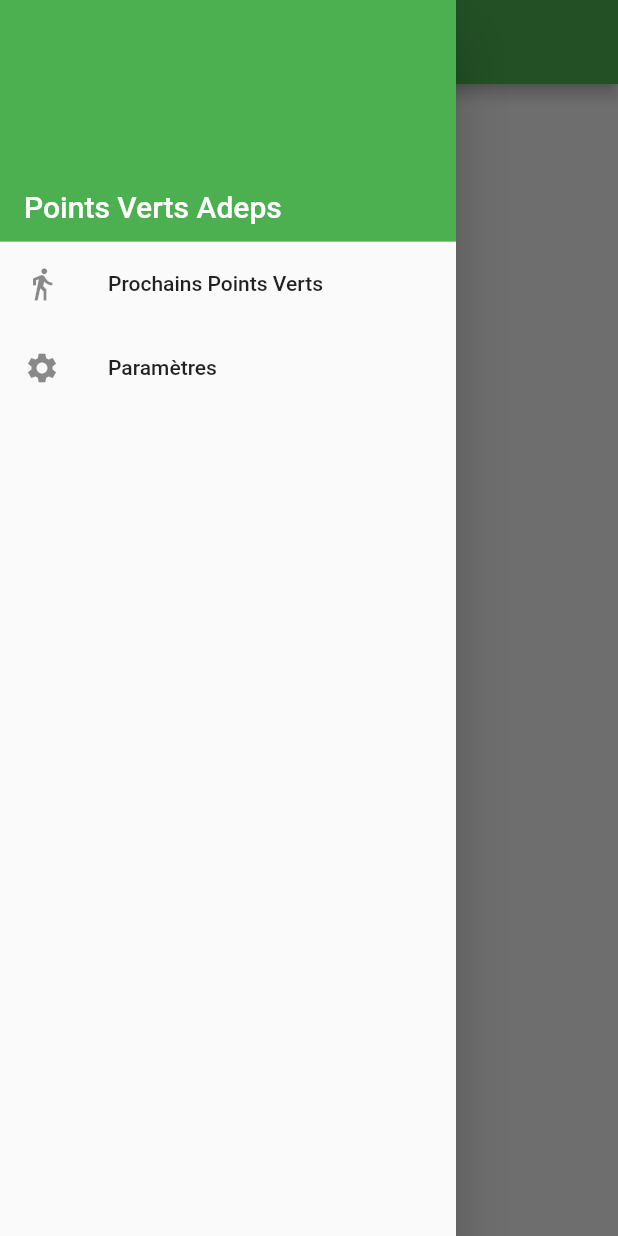
After one commit to etnic-elab/points_verts, a Flutter app: the Settings screen opened directly, with the side drawer open, on a phone screen of 412 x 824 dp. The commit adds this screen. Run offline on Flutter 3.47's test engine with Material 2 defaults, Android fonts, the phone set to English and light mode, and no system bars; drawn by our look-alikes of settings_ui; our stand-ins replace csv, flutter_map, geolocator, latlong, shared_preferences, sqflite; accounts and stored records are empty; network calls fail.

Commit message:
App drawer, theme selection (need restart), retrieve address from coordinates

```diff
--- /dev/null
+++ b/lib/app_drawer.dart
@@ -0,0 +1,43 @@
+import 'package:flutter/cupertino.dart';
+import 'package:flutter/material.dart';
+import 'package:points_verts/settings.dart';
+import 'package:points_verts/walk_list.dart';
+
+class AppDrawer extends StatelessWidget {
+  @override
+  Widget build(BuildContext context) {
+    return Drawer(
+      child: ListView(
+        // Important: Remove any padding from the ListView.
+        padding: EdgeInsets.zero,
+        children: <Widget>[
+      DrawerHeader(
+      margin: EdgeInsets.zero,
+          padding: EdgeInsets.zero,
+          decoration: BoxDecoration(color: Theme.of(context).primaryColor),
+          child: Stack(children: <Widget>[
+            Positioned(
+                bottom: 12.0,
+                left: 16.0,
+                child: Text("Points Verts Adeps",
+                    style: Theme.of(context).primaryTextTheme.title)),
+          ])),
+          ListTile(
+            leading: Icon(Icons.directions_walk),
+            title: Text('Prochains Points Verts'),
+            onTap: () {
+              Navigator.pushReplacement(context, MaterialPageRoute(builder: (context) => WalkList()));
+            },
+          ),
+          ListTile(
+            leading: Icon(Icons.settings),
+            title: Text('Paramètres'),
+            onTap: () {
+              Navigator.pushReplacement(context, MaterialPageRoute(builder: (context) => Settings()));
+            },
+          ),
+        ],
+      ),
+    );
+  }
+}
--- a/lib/walk_list.dart
+++ b/lib/walk_list.dart
@@ -6,6 +6,7 @@ import 'package:flutter/material.dart';
 import 'package:flutter/rendering.dart';
 import 'package:intl/date_symbol_data_local.dart';
 import 'package:geolocator/geolocator.dart';
+import 'package:points_verts/app_drawer.dart';
 import 'package:points_verts/settings.dart';
 
 import 'api.dart';
@@ -198,10 +199,6 @@ class _WalkListState extends State<WalkList> {
                     value: PopupMenuActions.recalculatePosition,
                     enabled: _calculatingPosition == false,
                     child: Text('Recalculer ma position'),
-                  ),
-                  PopupMenuItem<PopupMenuActions>(
-                    value: PopupMenuActions.settings,
-                    child: Text('Paramètres'),
                   )
                 ],
               )
@@ -210,6 +207,7 @@ class _WalkListState extends State<WalkList> {
               tabs: <Widget>[Tab(text: "LISTE"), Tab(text: "CARTE")],
             ),
           ),
+          drawer: AppDrawer(),
           body: TabBarView(
             physics: NeverScrollableScrollPhysics(),
             children: <Widget>[
```
Also changed, not shown: lib/main.dart (+39 -1 lines), lib/mapbox.dart (+14 -1 lines), lib/settings.dart (+111 -14 lines).
